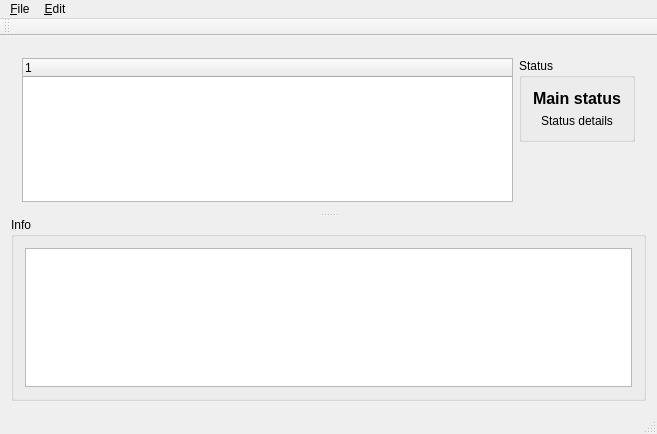
The window that mainwindow.ui (lbaudouin/QTestRunner) describes before a commit, drawn with Qt 5.
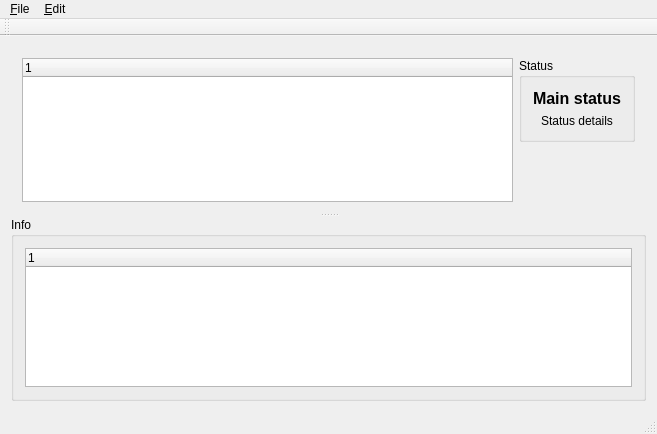
The same window after the commit. Icons and pictures are not drawn.

```diff
--- a/mainwindow.ui
+++ b/mainwindow.ui
@@ -24,7 +24,7 @@
       <property name="orientation">
        <enum>Qt::Vertical</enum>
       </property>
-      <widget class="QWidget" name="">
+      <widget class="QWidget" name="layoutWidget">
        <layout class="QHBoxLayout" name="horizontalLayout">
         <item>
          <widget class="QTreeWidget" name="treeWidget">
@@ -102,7 +102,13 @@
        </property>
        <layout class="QVBoxLayout" name="verticalLayout_2">
         <item>
-         <widget class="QListWidget" name="infoListWidget"/>
+         <widget class="QTreeWidget" name="infoTreeWidget">
+          <column>
+           <property name="text">
+            <string notr="true">1</string>
+           </property>
+          </column>
+         </widget>
         </item>
        </layout>
       </widget>
```
Left out of the diff: 2 changed lines with no effect on the pictures.
